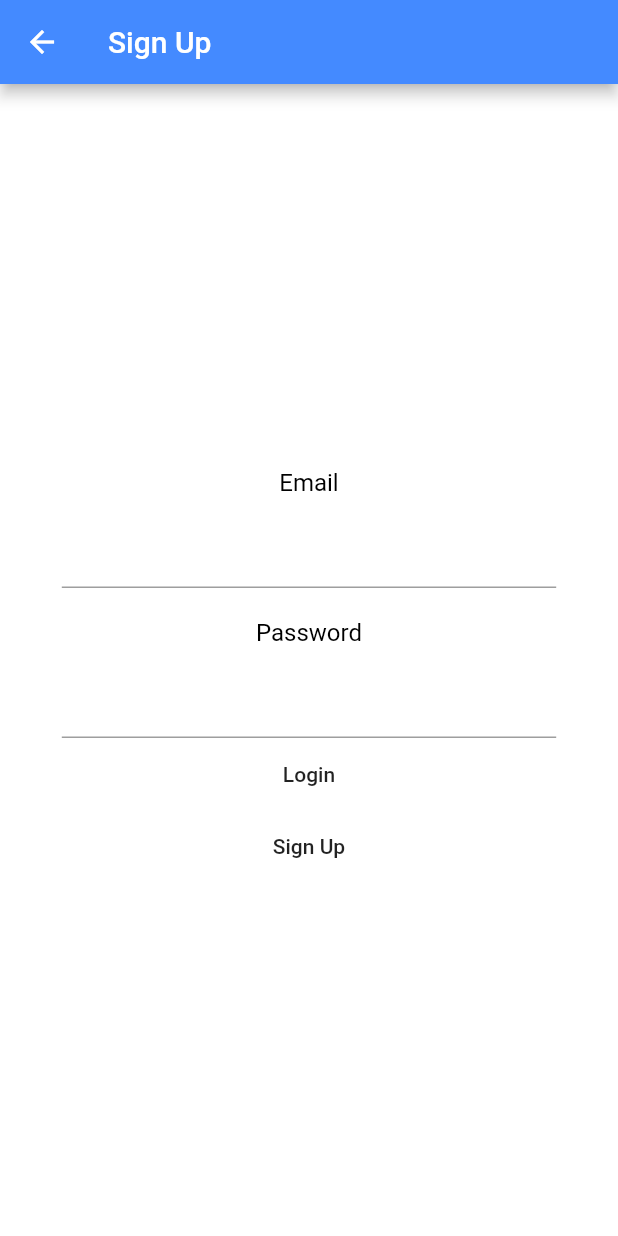
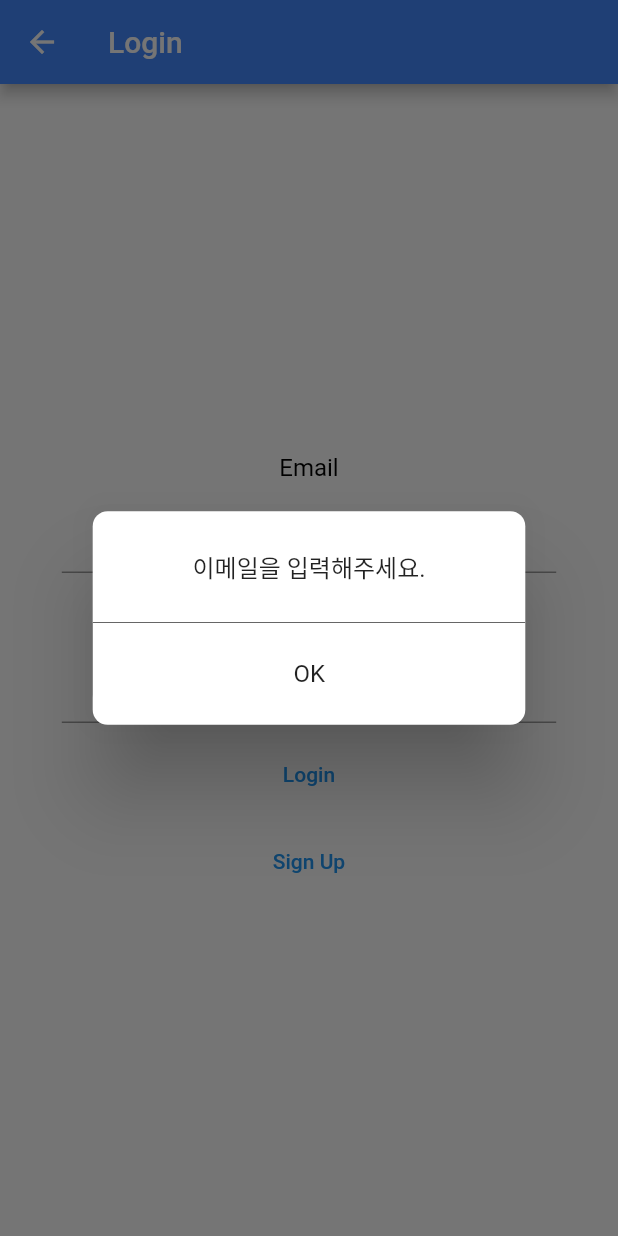
Before and after one commit to yh20studio/flutter_new_calry, a Flutter app: the Login screen opened directly, after a tap on "Login", on a phone screen of 412 x 824 dp. Run offline on Flutter 3.47's test engine with Material 2 defaults, Android fonts, the phone set to English and light mode, and no system bars; our stand-ins replace shared_preferences; accounts and stored records are empty; Roboto replaces fonts that are missing (font).

Commit message:
Add dialog system
if a user fails to log in for any reason, client will give dialog with message that the reason login failed.
And, when user logout our web, this web will give you a dialog to confirm your actions.

```diff
--- a/lib/auth/Login.dart
+++ b/lib/auth/Login.dart
@@ -3,6 +3,7 @@ import 'package:flutter_webservice/auth/SignUp.dart';
 import 'package:flutter_webservice/class.dart';
 import 'package:flutter_webservice/httpFunction.dart';
 import 'package:flutter_webservice/auth/SignUp.dart';
+import 'package:flutter_webservice/dialog.dart';
 import 'dart:convert';
 import 'package:shared_preferences/shared_preferences.dart';
 
@@ -29,7 +30,7 @@ class _Loginstate extends State<Login> {
     return Scaffold(
         backgroundColor: Theme.of(context).bottomAppBarColor,
         appBar: AppBar(
-          title: Text("Sign Up"),
+          title: Text("Login"),
         ),
         body: Center(
             child: SingleChildScrollView(
@@ -45,8 +46,14 @@ class _Loginstate extends State<Login> {
                 title: 'Password',
                 width: _width,
                 context: context),
-            FlatButton(child: Text("Login"), onPressed: _httpPostLogin),
-            FlatButton(child: Text("Sign Up"), onPressed: _awaitFromSignUp),
+            SizedBox(
+              height: 10,
+            ),
+            TextButton(child: Text("Login"), onPressed: _httpPostLogin),
+            SizedBox(
+              height: 10,
+            ),
+            TextButton(child: Text("Sign Up"), onPressed: _awaitFromSignUp),
           ],
         ))));
   }
@@ -69,8 +76,8 @@ class _Loginstate extends State<Login> {
           decoration: BoxDecoration(color: Colors.transparent),
           child: TextFormField(
             style: TextStyle(fontSize: 30),
-            keyboardType: TextInputType.multiline,
-            maxLines: null,
+            obscureText: controller == _passwordController ? true : false,
+            keyboardType: TextInputType.emailAddress,
             controller: controller,
             decoration: InputDecoration(
                 disabledBorder:
@@ -83,18 +90,33 @@ class _Loginstate extends State<Login> {
   }
 
   void _httpPostLogin() async {
+    if (_emailController.text == "") {
+      _awaitDialog("이메일을 입력해주세요.");
+    } else if (_passwordController.text == "") {
+      _awaitDialog("비밀번호를 입력해주세요.");
+    } else {
+      try {
         var httpResult =
             await postLogin(_emailController.text, _passwordController.text);
-
         SharedPreferences prefs = await SharedPreferences.getInstance();
         prefs.setString('grantType', jsonDecode(httpResult)['grantType']);
         prefs.setString('accessToken', jsonDecode(httpResult)['accessToken']);
-    prefs.setInt(
-        'accessTokenExpiresIn', jsonDecode(httpResult)['accessTokenExpiresIn']);
+        prefs.setInt('accessTokenExpiresIn',
+            jsonDecode(httpResult)['accessTokenExpiresIn']);
         prefs.setString('refreshToken', jsonDecode(httpResult)['refreshToken']);
         prefs.setInt('refreshTokenExpiresIn',
             jsonDecode(httpResult)['refreshTokenExpiresIn']);
         Navigator.pop(context, 'success');
+      } on Exception catch (exception) {
+        print(exception);
+        if (exception.toString() == "Exception: Email is not registered") {
+          _awaitDialog("가입되지 않은 이메일입니다.");
+        } else if (exception.toString() ==
+            "Exception: Password does not match stored value") {
+          _awaitDialog("비밀번호가 틀렸습니다.");
+        }
+      }
+    }
   }
 
   void _awaitFromSignUp() async {
@@ -106,4 +128,14 @@ class _Loginstate extends State<Login> {
       });
     }
   }
+
+  void _awaitDialog(String message) async {
+    var dialogResult = await alertDialog(context, message);
+
+    if (dialogResult == 'ok') {
+      setState(() {
+        _passwordController.clear();
+      });
     }
+  }
+}
--- /dev/null
+++ b/lib/dialog.dart
@@ -0,0 +1,128 @@
+import 'dart:async';
+import 'package:flutter/material.dart';
+
+Future<String> alertDialog(BuildContext context, String title) async {
+  String result = await showDialog(
+    barrierDismissible: false,
+    context: context, // user must tap button!
+    builder: (BuildContext context) {
+      return Dialog(
+          shape:
+              RoundedRectangleBorder(borderRadius: BorderRadius.circular(10.0)),
+          child: ClipRRect(
+            borderRadius: BorderRadius.circular(20.0),
+            child: Container(
+                width: MediaQuery.of(context).size.width * 0.7 <= 300
+                    ? MediaQuery.of(context).size.width * 0.7
+                    : 300,
+                color: Colors.transparent,
+                child: Wrap(
+                  children: [
+                    Container(
+                        padding: EdgeInsets.all(15),
+                        decoration: BoxDecoration(
+                            border: Border(
+                          bottom: BorderSide(width: 0.4, color: Colors.black),
+                        )),
+                        child: Container(
+                            alignment: Alignment.center,
+                            padding: EdgeInsets.all(10),
+                            child: Text("$title",
+                                style: Theme.of(context).textTheme.subtitle1))),
+                    Row(
+                      mainAxisAlignment: MainAxisAlignment.spaceBetween,
+                      children: [
+                        Expanded(
+                            child: Container(
+                          padding: EdgeInsets.all(10),
+                          decoration: BoxDecoration(
+                              border: Border(
+                                  left: BorderSide(
+                                      width: 0.2, color: Colors.black))),
+                          child: TextButton(
+                            child: Text('OK',
+                                style: Theme.of(context).textTheme.subtitle1),
+                            onPressed: () {
+                              Navigator.pop(context, 'ok');
+                            },
+                          ),
+                        ))
+                      ],
+                    )
+                  ],
+                )),
+          ));
+    },
+  );
+  return result;
+}
+
+Future<String> twoChoiceDialog(BuildContext context, String title) async {
+  String result = await showDialog(
+    context: context, // user must tap button!
+    builder: (BuildContext context) {
+      return Dialog(
+          shape:
+              RoundedRectangleBorder(borderRadius: BorderRadius.circular(10.0)),
+          child: ClipRRect(
+            borderRadius: BorderRadius.circular(20.0),
+            child: Container(
+                width: MediaQuery.of(context).size.width * 0.7 <= 300
+                    ? MediaQuery.of(context).size.width * 0.7
+                    : 300,
+                color: Colors.transparent,
+                child: Wrap(
+                  children: [
+                    Container(
+                        padding: EdgeInsets.all(15),
+                        decoration: BoxDecoration(
+                            border: Border(
+                          bottom: BorderSide(width: 0.4, color: Colors.black),
+                        )),
+                        child: Container(
+                            alignment: Alignment.center,
+                            padding: EdgeInsets.all(10),
+                            child: Text("$title",
+                                style: Theme.of(context).textTheme.subtitle1))),
+                    Row(
+                      mainAxisAlignment: MainAxisAlignment.spaceBetween,
+                      children: [
+                        Expanded(
+                            child: Container(
+                          padding: EdgeInsets.all(10),
+                          decoration: BoxDecoration(
+                              border: Border(
+                                  right: BorderSide(
+                                      width: 0.2, color: Colors.black))),
+                          child: TextButton(
+                            child: Text('취소',
+                                style: Theme.of(context).textTheme.subtitle1),
+                            onPressed: () {
+                              Navigator.pop(context, "cancel");
+                            },
+                          ),
+                        )),
+                        Expanded(
+                            child: Container(
+                          padding: EdgeInsets.all(10),
+                          decoration: BoxDecoration(
+                              border: Border(
+                                  left: BorderSide(
+                                      width: 0.2, color: Colors.black))),
+                          child: TextButton(
+                            child: Text('OK',
+                                style: Theme.of(context).textTheme.subtitle1),
+                            onPressed: () {
+                              Navigator.pop(context, 'ok');
+                            },
+                          ),
+                        ))
+                      ],
+                    )
+                  ],
+                )),
+          ));
+    },
+  );
+  return result;
+}
--- a/lib/httpFunction.dart
+++ b/lib/httpFunction.dart
@@ -16,6 +16,9 @@ Future getJWT() async {
 Future<String> authenticationUser() async {
   SharedPreferences prefs = await SharedPreferences.getInstance();
   DateTime now = DateTime.now();
+  if (prefs.getInt('refreshTokenExpiresIn') == null) {
+    return 'fail';
+  } else {
     DateTime refreshTokenExpiresIn = DateTime.fromMillisecondsSinceEpoch(
         prefs.getInt('refreshTokenExpiresIn')!);
     if (refreshTokenExpiresIn.isAfter(now)) {
@@ -43,6 +46,7 @@ Future<String> authenticationUser() async {
       }
     } else {
       return 'fail';
+    }
   }
 }
 //GET METHOD
@@ -148,7 +152,7 @@ Future postLogin(String email, String password) async {
   if (response.statusCode == 200) {
     return response.body;
   } else {
-    throw Exception("error: status code ${response.statusCode}");
+    throw Exception(jsonDecode(response.body)["message"]);
   }
 }
 
```
Also changed, not shown: lib/auth/MemberInfo.dart (+18 -1 lines). Lines whose indentation alone changed are shown as unchanged.
